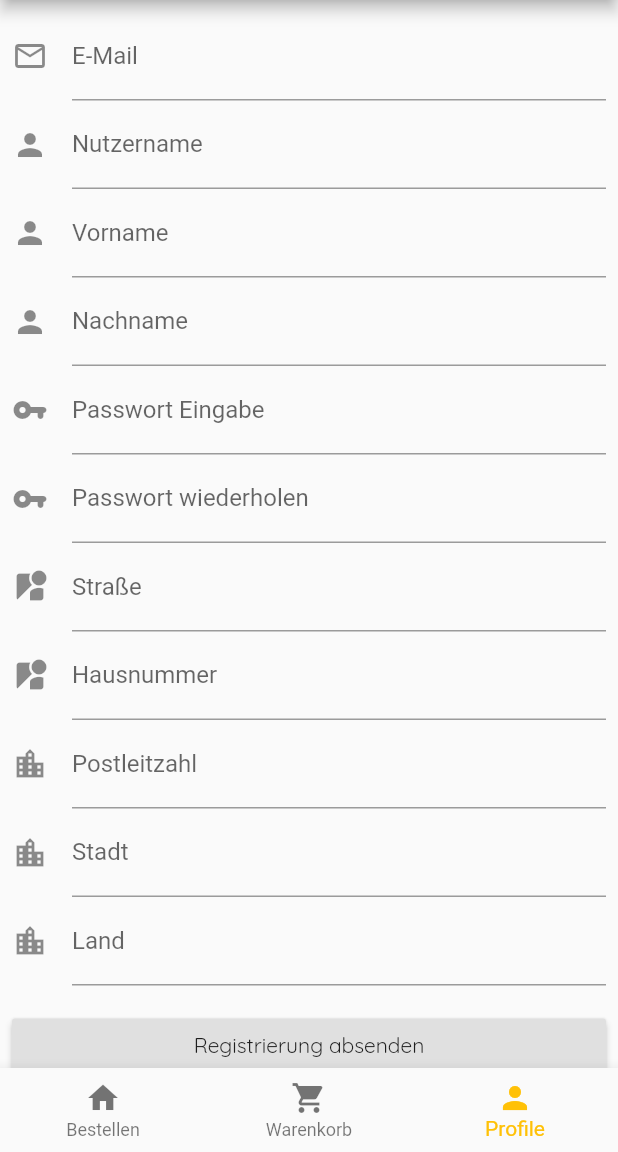
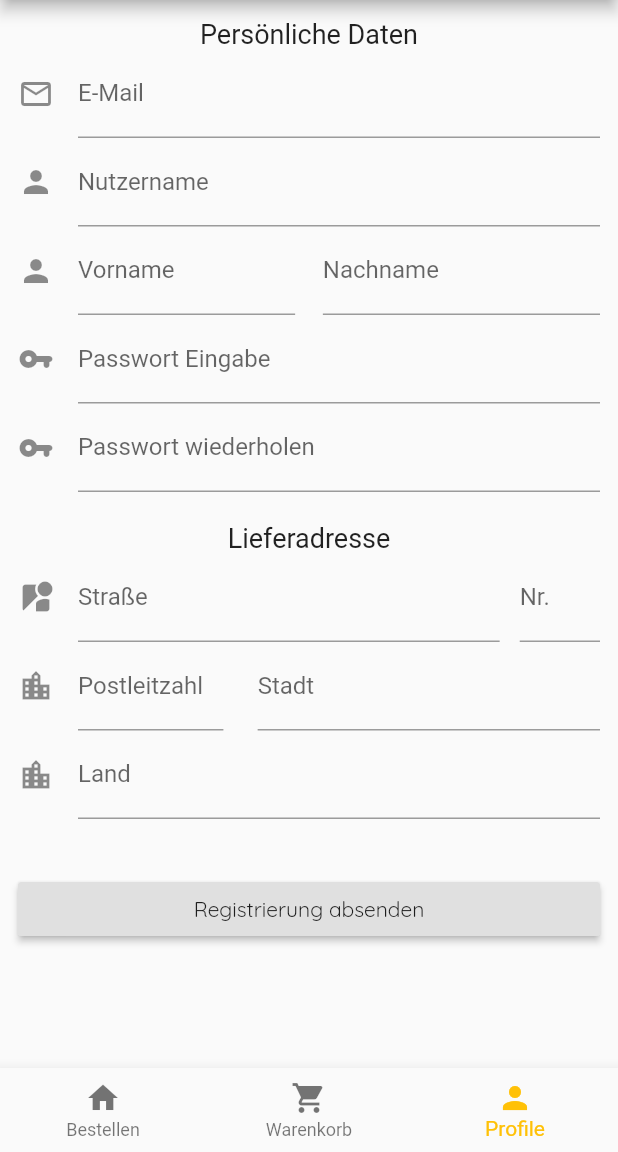
Before and after one commit to boebelix/Pizza-Shop, a Flutter app: the screen it shows after launch, item 3 of the bottom bar chosen, on a phone screen of 412 x 824 dp, the part 84-1236 px from its top. Run offline on Flutter 3.47's test engine with Material 2 defaults, Android fonts, the phone set to English and light mode, and no system bars.

Commit message:
Cleanup design of signup dialog

```diff
--- a/apps/mobileApp/lib/screens/create_user_screen.dart
+++ b/apps/mobileApp/lib/screens/create_user_screen.dart
@@ -1,8 +1,6 @@
 import 'package:app/endpoints/user_endpoint.dart';
 import 'package:app/models/user.dart';
-import 'package:app/models/users.dart';
 import 'package:flutter/material.dart';
-import 'package:provider/provider.dart';
 
 class CreateUserScreen extends StatelessWidget {
   final GlobalKey<FormState> _formKey = GlobalKey();
@@ -18,7 +16,6 @@ class CreateUserScreen extends StatelessWidget {
   final TextEditingController passwordRepeat = TextEditingController();
   final TextEditingController country = TextEditingController();
 
-
   // TODO Validator übernehmen aus Backend oder aus WebApp
 
   @override
@@ -27,8 +24,14 @@ class CreateUserScreen extends StatelessWidget {
       child: Form(
         key: _formKey,
         child: ListView(
-          padding: const EdgeInsets.all(8),
+          padding: const EdgeInsets.all(12),
           children: [
+            Column(
+              children: [
+                Text(
+                  'Persönliche Daten',
+                  style: TextStyle(fontSize: 18),
+                ),
                 TextFormField(
                   decoration: InputDecoration(
                     icon: const Icon(Icons.email_outlined),
@@ -43,23 +46,38 @@ class CreateUserScreen extends StatelessWidget {
                   ),
                   controller: username,
                 ),
-            TextFormField(
+                Row(
+                  children: [
+                    Flexible(
+                      flex: 10,
+                      child: TextFormField(
                         decoration: const InputDecoration(
                           icon: const Icon(Icons.person),
                           labelText: "Vorname",
                         ),
                         controller: firstName,
-              validator: (value) =>
-                  value?.isEmpty ?? true ? "Bitte Vornamen eingeben" : null,
+                        validator: (value) => value?.isEmpty ?? true
+                            ? "Bitte Vornamen eingeben"
+                            : null,
                       ),
-            TextFormField(
+                    ),
+                    Expanded(
+                      flex: 1,
+                      child: Container(),
+                    ),
+                    Flexible(
+                      flex: 10,
+                      child: TextFormField(
                         decoration: const InputDecoration(
-                icon: const Icon(Icons.person),
                           labelText: "Nachname",
                         ),
                         controller: lastName,
-              validator: (value) =>
-                  value?.isEmpty ?? true ? "Bitte Nachnamen eingeben" : null,
+                        validator: (value) => value?.isEmpty ?? true
+                            ? "Bitte Nachnamen eingeben"
+                            : null,
+                      ),
+                    )
+                  ],
                 ),
                 TextFormField(
                   decoration: const InputDecoration(
@@ -81,34 +99,73 @@ class CreateUserScreen extends StatelessWidget {
                       ? "Bitte wiederholen Sie die Passwort eingabe"
                       : null,
                 ),
-            TextFormField(
+              ],
+            ),
+            Padding(
+              padding: const EdgeInsets.symmetric(
+                horizontal: 0.0,
+                vertical: 20,
+              ),
+              child: Column(
+                children: [
+                  Text(
+                    'Lieferadresse',
+                    style: TextStyle(fontSize: 18),
+                  ),
+                  Row(
+                    children: [
+                      Flexible(
+                        flex: 24,
+                        child: TextFormField(
                           decoration: const InputDecoration(
                             icon: const Icon(Icons.streetview),
                             labelText: "Straße",
                           ),
                           controller: street,
                         ),
-            TextFormField(
+                      ),
+                      Expanded(
+                        flex: 1,
+                        child: Container(),
+                      ),
+                      Flexible(
+                        flex: 4,
+                        child: TextFormField(
                           decoration: InputDecoration(
-                icon: const Icon(Icons.streetview),
-                labelText: "Hausnummer",
+                            labelText: "Nr.",
                           ),
                           controller: number,
                           keyboardType: TextInputType.number,
                         ),
-            TextFormField(
+                      ),
+                    ],
+                  ),
+                  Row(
+                    children: [
+                      Flexible(
+                        flex: 6,
+                        child: TextFormField(
                           decoration: const InputDecoration(
                               icon: const Icon(Icons.location_city),
                               labelText: "Postleitzahl"),
                           controller: postalCode,
                           keyboardType: TextInputType.number,
                         ),
-            TextFormField(
+                      ),
+                      Expanded(
+                          child: SizedBox(
+                        width: 6,
+                      )),
+                      Flexible(
+                        flex: 10,
+                        child: TextFormField(
                           decoration: const InputDecoration(
-                icon: const Icon(Icons.location_city),
                             labelText: "Stadt",
                           ),
                           controller: city,
+                        ),
+                      )
+                    ],
                   ),
                   TextFormField(
                     decoration: const InputDecoration(
@@ -118,6 +175,9 @@ class CreateUserScreen extends StatelessWidget {
                     controller: country,
                   ),
                   SizedBox(height: 16),
+                ],
+              ),
+            ),
             RaisedButton(
               child: Text("Registrierung absenden"),
               onPressed: () {
@@ -133,8 +193,7 @@ class CreateUserScreen extends StatelessWidget {
                         number: number.text,
                         postalCode: postalCode.text,
                         city: city.text,
-                        country: country.text
-                      ),
+                        country: country.text),
                   );
                   //Navigator.pop(context);
                 }
```
Also changed, not shown: apps/mobileApp/lib/endpoints/user_endpoint.dart (line endings or trailing spaces). Lines whose indentation alone changed are shown as unchanged.
